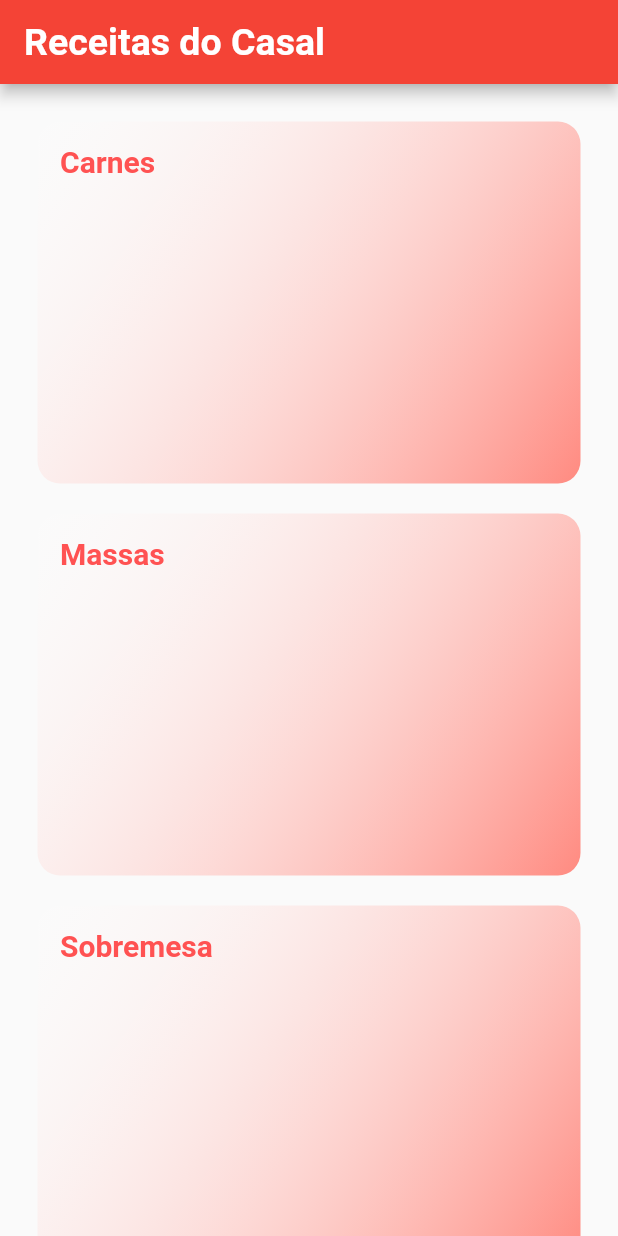
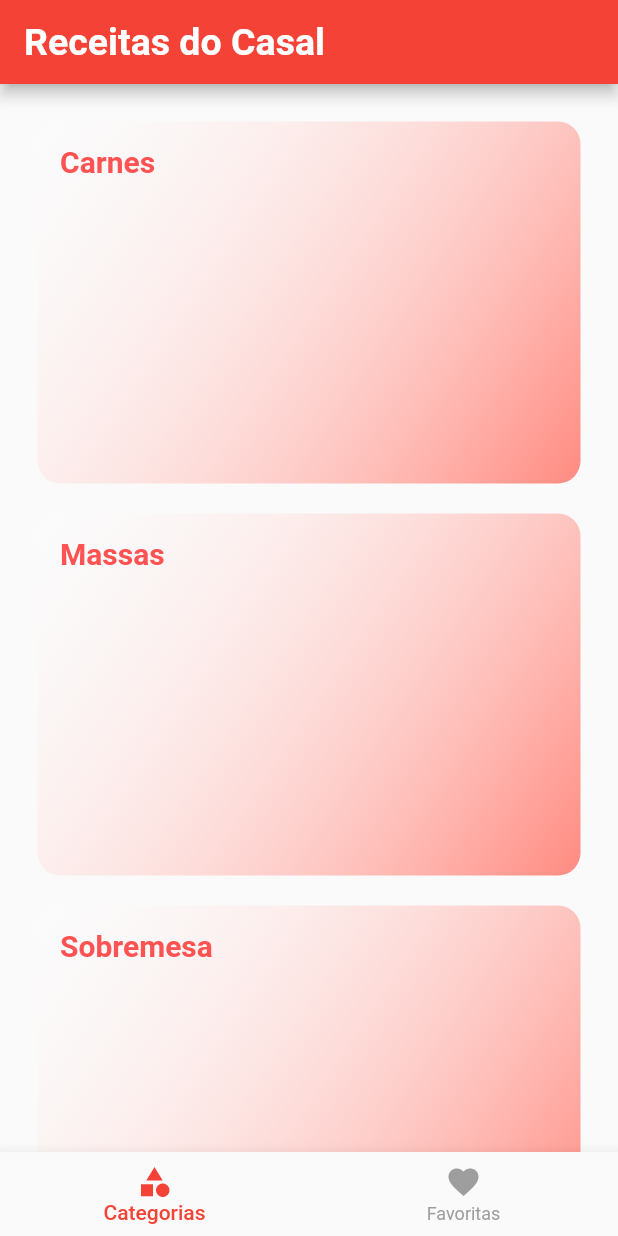
Before and after one commit to soumessias/flutter_learning_03, a Flutter app: the screen it shows after launch, on a phone screen of 412 x 824 dp. Run offline on Flutter 3.47's test engine with Material 2 defaults, Android fonts, the phone set to English and light mode, and no system bars; our stand-ins replace lottie; missing offline and left inert: dart:ffi.

Commit message:
New Meal Component + tabsScreen controller added + PageView + Fav Screen

```diff
--- a/lib/components/meal_item.dart
+++ b/lib/components/meal_item.dart
@@ -1,7 +1,5 @@
 import 'package:app_03/models/meal.dart';
 import 'package:flutter/material.dart';
-import 'package:flutter/src/widgets/framework.dart';
-import 'package:flutter/src/widgets/placeholder.dart';
 import '../models/meal.dart';
 import '../utils/app_routes.dart';
 
--- a/lib/main.dart
+++ b/lib/main.dart
@@ -1,12 +1,33 @@
 import 'package:flutter/material.dart';
+import 'models/meal.dart';
 import 'screens/categories_screen.dart';
 import 'screens/categories_meals_screen.dart';
 import 'utils/app_routes.dart';
 import 'screens/meal_detail_screen.dart';
+import 'screens/tabs_screen.dart';
 
 void main() => runApp(MyApp());
 
-class MyApp extends StatelessWidget {
+class MyApp extends StatefulWidget {
+  @override
+  State<MyApp> createState() => _MyAppState();
+}
+
+class _MyAppState extends State<MyApp> {
+  List<Meal> _favoriteMeals = [];
+
+  _toggleFavorite(Meal meal) {
+    setState(() {
+      _favoriteMeals.contains(meal)
+          ? _favoriteMeals.remove(meal)
+          : _favoriteMeals.add(meal);
+    });
+  }
+
+  bool _isFavorite(Meal meal) {
+    return _favoriteMeals.contains(meal);
+  }
+
   @override
   Widget build(BuildContext context) {
     return MaterialApp(
@@ -21,9 +42,10 @@ class MyApp extends StatelessWidget {
                     fontWeight: FontWeight.bold),
               )),
       routes: {
-        AppRoutes.HOME: (ctx) => CategoriesScreen(),
+        AppRoutes.HOME: (ctx) => TabsScreen(_favoriteMeals),
         AppRoutes.CATEGORIES_MEALS: (ctx) => CategoriesMealsScreen(),
-        AppRoutes.MEAL_DETAIL: (ctx) => MealDetailScreen(),
+        AppRoutes.MEAL_DETAIL: (ctx) =>
+            MealDetailScreen(_toggleFavorite, _isFavorite),
       },
     );
   }
--- a/lib/screens/categories_screen.dart
+++ b/lib/screens/categories_screen.dart
@@ -7,17 +7,7 @@ class CategoriesScreen extends StatelessWidget {
 
   @override
   Widget build(BuildContext context) {
-    return Scaffold(
-      appBar: AppBar(
-        title: Text(
-          'Receitas do Casal',
-          style: TextStyle(
-            fontSize: 25,
-            fontWeight: FontWeight.bold,
-          ),
-        ),
-      ),
-      body: GridView(
+    return GridView(
       padding: EdgeInsets.all(25),
       gridDelegate: SliverGridDelegateWithFixedCrossAxisCount(
         crossAxisCount: 1,
@@ -31,7 +21,6 @@ class CategoriesScreen extends StatelessWidget {
       //   mainAxisSpacing: 20,
       // ),
       children: DUMMY_CATEGORIES.map((cat) => CategoryItem(cat)).toList(),
-      ),
     );
   }
 }
--- /dev/null
+++ b/lib/screens/tabs_screen.dart
@@ -0,0 +1,86 @@
+import 'package:app_03/screens/categories_screen.dart';
+import 'package:app_03/screens/favorite_screen.dart';
+import 'package:flutter/material.dart';
+
+import '../models/meal.dart';
+
+class TabsScreen extends StatefulWidget {
+  final List<Meal> favoriteMeals;
+  const TabsScreen(this.favoriteMeals);
+  @override
+  State<TabsScreen> createState() => _TabsScreenState();
+}
+
+class _TabsScreenState extends State<TabsScreen> {
+  int _selectedScreen = 0;
+  List<Widget> _screens = [];
+
+  late PageController pc;
+
+  @override
+  void initState() {
+    super.initState();
+    _screens = [
+      CategoriesScreen(),
+      FavoriteScreen(widget.favoriteMeals),
+    ];
+    pc = PageController(initialPage: _selectedScreen);
+  }
+
+  _selectScreen(int index) {
+    setState(() {
+      _selectedScreen = index;
+      pc.animateToPage(
+        index,
+        duration: Duration(milliseconds: 400),
+        curve: Curves.ease,
+      );
+    });
+  }
+
+  _setActualPage(index) {
+    setState(() {
+      _selectedScreen = index;
+    });
+  }
+
+  @override
+  Widget build(BuildContext context) {
+    return Scaffold(
+      appBar: AppBar(
+        title: Text(
+          'Receitas do Casal',
+          style: TextStyle(
+            fontSize: 25,
+            fontWeight: FontWeight.bold,
+          ),
+        ),
+      ),
+      body: PageView(
+        controller: pc,
+        children: _screens,
+        onPageChanged: _setActualPage,
+      ),
+      bottomNavigationBar: BottomNavigationBar(
+        onTap: _selectScreen,
+        unselectedItemColor: Colors.grey,
+        selectedItemColor: Colors.red,
+        currentIndex: _selectedScreen,
+        selectedLabelStyle: TextStyle(
+          fontSize: 14,
+          fontWeight: FontWeight.w500,
+        ),
+        items: [
+          BottomNavigationBarItem(
+            icon: Icon(Icons.category),
+            label: 'Categorias',
+          ),
+          BottomNavigationBarItem(
+            icon: Icon(Icons.favorite),
+            label: 'Favoritas',
+          ),
+        ],
+      ),
+    );
+  }
+}
--- a/pubspec.yaml
+++ b/pubspec.yaml
@@ -32,6 +32,7 @@ dependencies:
     sdk: flutter
   flutter_native_splash: ^1.2.0
   flutter_launcher_icons: ^0.9.1
+  lottie: ^1.1.0
 
 
   # The following adds the Cupertino Icons font to your application.
```
Also changed, not shown: lib/screens/favorite_screen.dart (added, +37 -0 lines), lib/screens/meal_detail_screen.dart (+23 -4 lines), pubspec.lock, 6 other files. Lines whose indentation alone changed are shown as unchanged.
